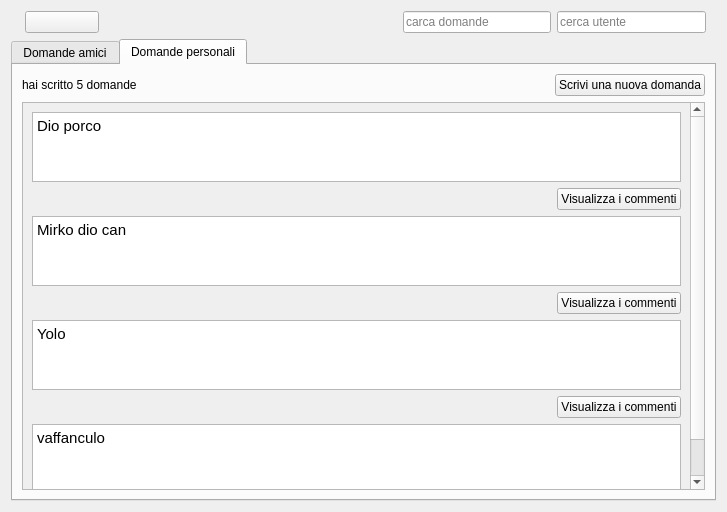
Before: the Qt Designer form schermata_principale.ui in LorenzoMatt/ProgeettoP2, drawn with Qt 5.
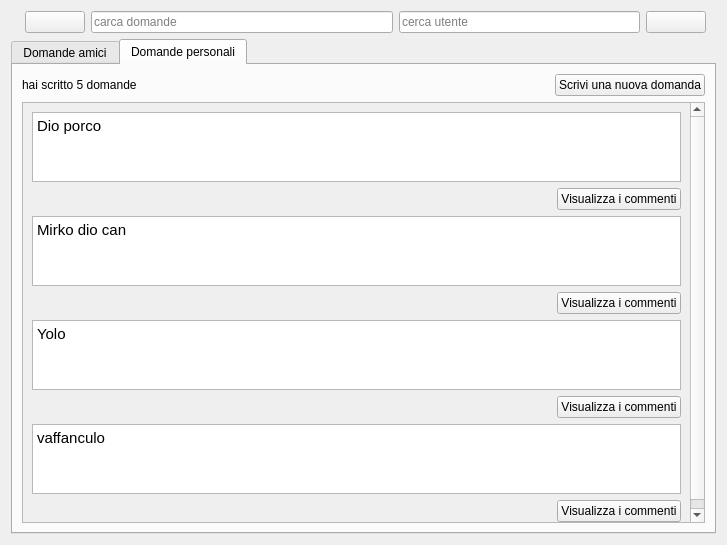
After: the same form once the commit is applied. Icons and pictures are not drawn.

Commit message: aggiornato schema  grafico

The edit to the form file:
```diff
--- a/schermata_principale.ui
+++ b/schermata_principale.ui
@@ -10,7 +10,7 @@
     <x>0</x>
     <y>0</y>
     <width>727</width>
-    <height>512</height>
+    <height>545</height>
    </rect>
   </property>
   <property name="sizePolicy">
@@ -26,7 +26,7 @@
    <item>
     <layout class="QVBoxLayout" name="verticalLayout">
      <item>
-      <layout class="QHBoxLayout" name="layuoutcerca" stretch="1,4,2,2">
+      <layout class="QHBoxLayout" name="layuoutcerca" stretch="1,5,4,1">
        <property name="leftMargin">
         <number>14</number>
        </property>
@@ -44,19 +44,6 @@
          </property>
         </widget>
        </item>
-       <item>
-        <spacer name="horizontalSpacer">
-         <property name="orientation">
-          <enum>Qt::Horizontal</enum>
-         </property>
-         <property name="sizeHint" stdset="0">
-          <size>
-           <width>40</width>
-           <height>20</height>
-          </size>
-         </property>
-        </spacer>
-       </item>
        <item>
         <widget class="QLineEdit" name="lineEdit_2">
          <property name="placeholderText">
@@ -71,6 +58,17 @@
          </property>
         </widget>
        </item>
+       <item>
+        <widget class="QPushButton" name="pushButton_2">
+         <property name="text">
+          <string/>
+         </property>
+         <property name="icon">
+          <iconset>
+           <normaloff>cerca.png</normaloff>cerca.png</iconset>
+         </property>
+        </widget>
+       </item>
       </layout>
      </item>
      <item>
```
Left out of the diff: 2 changed lines with no effect on the pictures.
